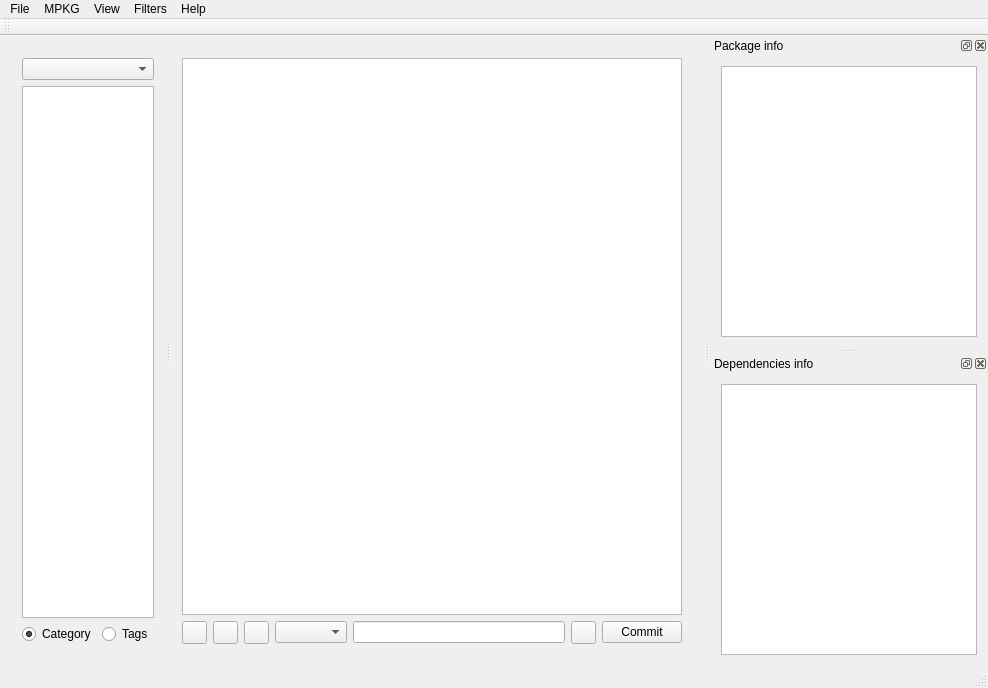
Old version of the form mainwindow.ui in the repository Sergeyego/apackager.
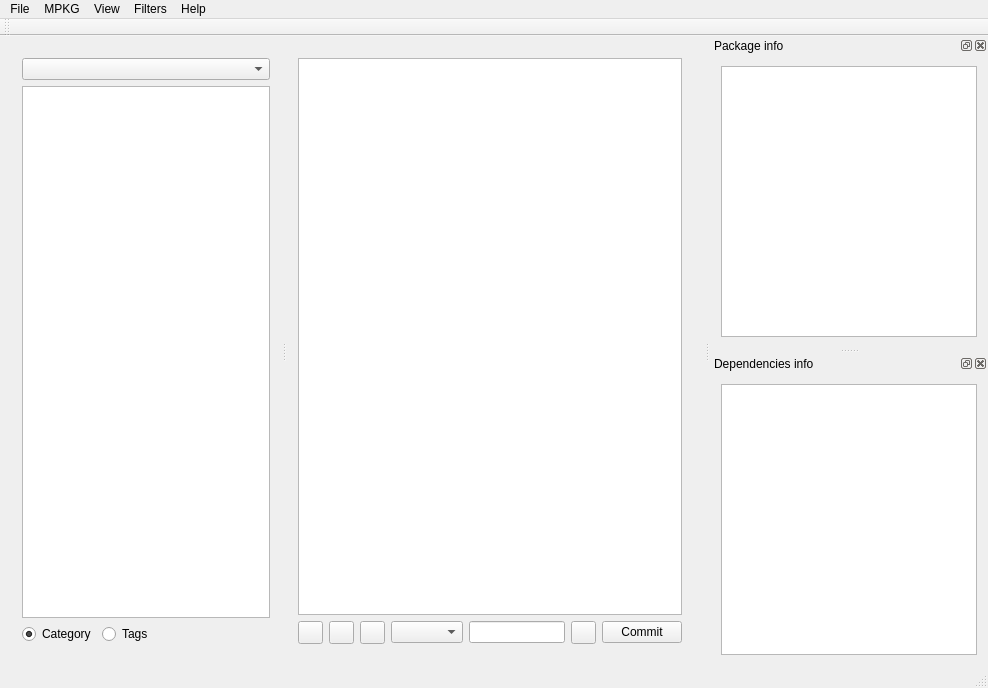
New version of the form. Icons and pictures are not drawn.

Diff of the .ui file:
```diff
--- a/mainwindow.ui
+++ b/mainwindow.ui
@@ -120,7 +120,7 @@
           </property>
           <property name="minimumSize">
            <size>
-            <width>500</width>
+            <width>0</width>
             <height>0</height>
            </size>
           </property>
```
Left out of the diff: 2 changed lines with no effect on the pictures.
